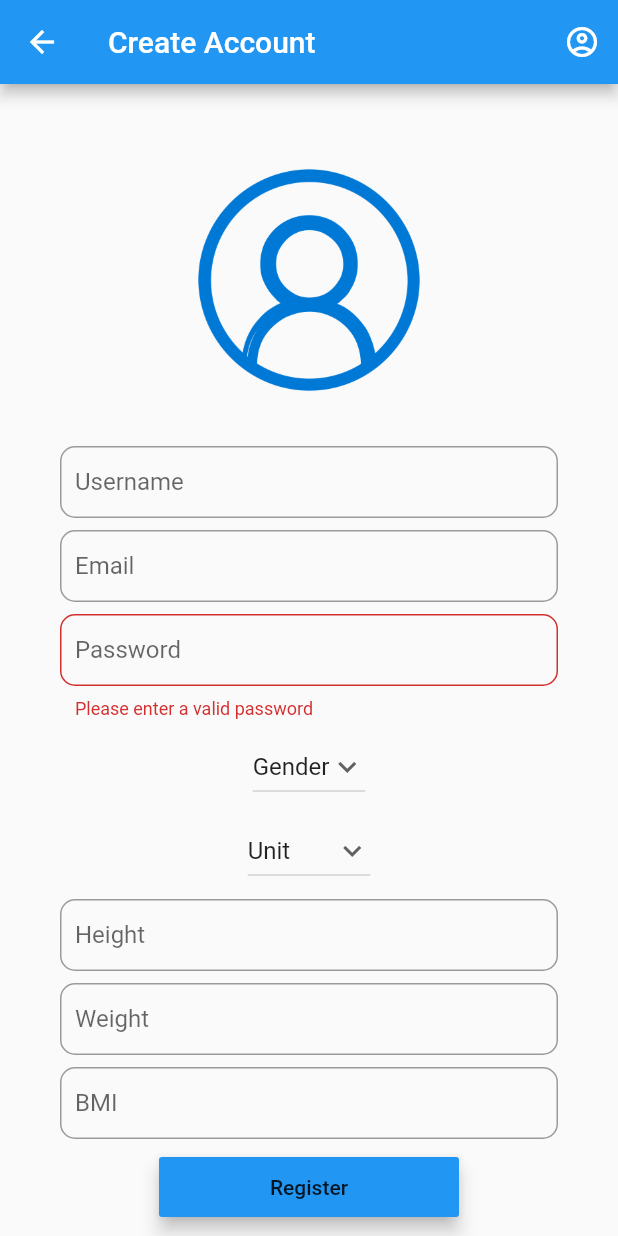
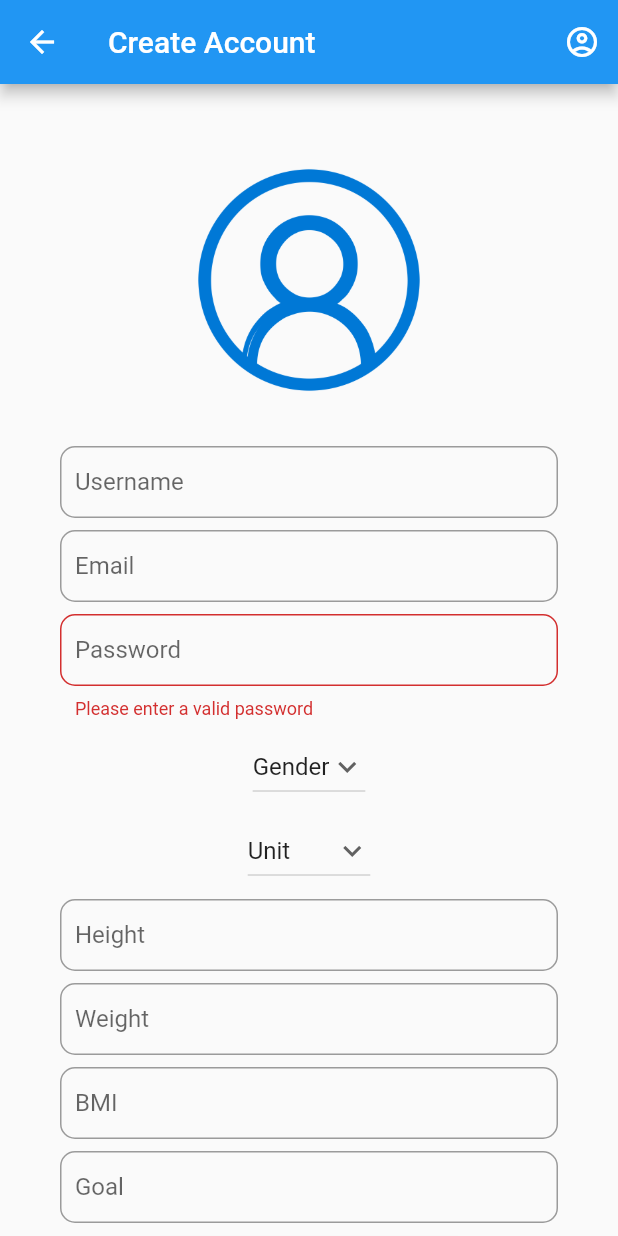
Before and after one commit to henryphilbrook02/WaterLog, a Flutter app: the NewUserPage screen opened directly, after a tap on "Register", on a phone screen of 412 x 824 dp. Run offline on Flutter 3.47's test engine with Material 2 defaults, Android fonts, the phone set to English and light mode, and no system bars; our stand-ins replace firebase_auth, firebase_core, syncfusion_flutter_charts; accounts and stored records are empty.

Commit message:
Update new_user.dart
Added the creation of a goal there is an issue with the login taking a little to lead but I think it was just a slow run not anything to worry about. Will do more testing.

```diff
--- a/water_log_app/lib/new_user.dart
+++ b/water_log_app/lib/new_user.dart
@@ -39,11 +39,12 @@ class _NewUserPageState extends State<NewUserPage> {
   String _unit = "Unit";
   int _weight = 0;
   int _BMI = 0;
+  int _goal = 0;
 
   newUser() async{
     Client.User newUser = Client.User(
         userName: _name,
-        token: "re",
+        token: "rete",
         weight: _weight,
         height: _height,
         BMI: _BMI,
@@ -69,6 +70,35 @@ class _NewUserPageState extends State<NewUserPage> {
       print("bad data: " + response.body);
       return null;
     }
+  }
+
+  newGoal(Client.User newUser) async{
+
+    Map<String, dynamic> map = {
+      "username": newUser.userName,
+      "goal": _goal,
+      "current": 1,
+      "creation": "2021-11-11",
+    };
+
+    var uri = Uri.parse('http://10.11.25.60:443/api/goals');
+    String rawJson = jsonEncode(map);
+
+    http.Response response = await http.post(
+      uri,
+      headers: {
+        HttpHeaders.contentTypeHeader: 'application/json',
+      },
+      body: rawJson,
+    );
+    print("Made it past the null check: " + response.body);
+    if (jsonDecode(response.body)["code"] == null){
+      return true;
+    }
+    else{
+      return false;
+    }
+
   }
 
   validateTextField(String userInput) {
@@ -266,6 +296,28 @@ class _NewUserPageState extends State<NewUserPage> {
                   }
               ),
               SizedBox(height: 8.0),
+              TextField(
+                  keyboardType: TextInputType.number,
+                  decoration: InputDecoration(
+                    labelText: 'Goal',
+                    hintText: 'Ex: 105 ',
+                    hintStyle: TextStyle(color: Colors.blue),
+                    contentPadding: EdgeInsets.all(10),
+                    constraints: BoxConstraints.tightFor(width: 350),
+                    border: OutlineInputBorder(
+                      borderRadius: BorderRadius.circular(10),
+                    ),
+                  ),
+                  inputFormatters: <TextInputFormatter>[
+                    FilteringTextInputFormatter.digitsOnly
+                  ],
+                  onChanged: (value) {
+                    setState(() {
+                      _goal = int.parse(value);
+                    });
+                  }
+              ),
+              SizedBox(height: 8.0),
               MaterialButton(
                 minWidth: 200.0,
                 height: 40.0,
@@ -274,16 +326,26 @@ class _NewUserPageState extends State<NewUserPage> {
                 elevation: 5,
                 onPressed: () async {
                   if(validateTextField(_password)){
-                    var user = await newUser();
+                    Client.User user = await newUser();
+                    print(user != null);
                     if (user != null){
-                      auth.createUserWithEmailAndPassword(email: _email, password: _password).then((res){
-                        Navigator.of(context).pushReplacement(MaterialPageRoute(builder: (context) => new mainPage(client: user)));
-                      }).catchError((error){
-                        print("This is the Error: " + error.toString().split("]")[1]);
-                        setState(() { _errorMsg = "Incorrect Email / Username combination "; });
-                      });
+                      if(await newGoal(user)){
+                        auth.createUserWithEmailAndPassword(email: _email, password: _password).then((res){
+                          Navigator.of(context).pushReplacement(MaterialPageRoute(builder: (context) => new mainPage(client: user)));
+                        }).catchError((error){
+                          print("This is the Error: " + error.toString().split("]")[1]);
+                          setState(() { _errorMsg = "Firebase error"; });
+                        });
+                      }
+                      else{
+                        setState(() { _errorMsg = "Goal Error"; });
+                        print("Goal Error");
+                      }
                     }
-                    else{ print("userError");}
+                    else{
+                      setState(() { _errorMsg = "userError"; });
+                      print("userError");
+                    }
                   }
                 },
               ),
```
